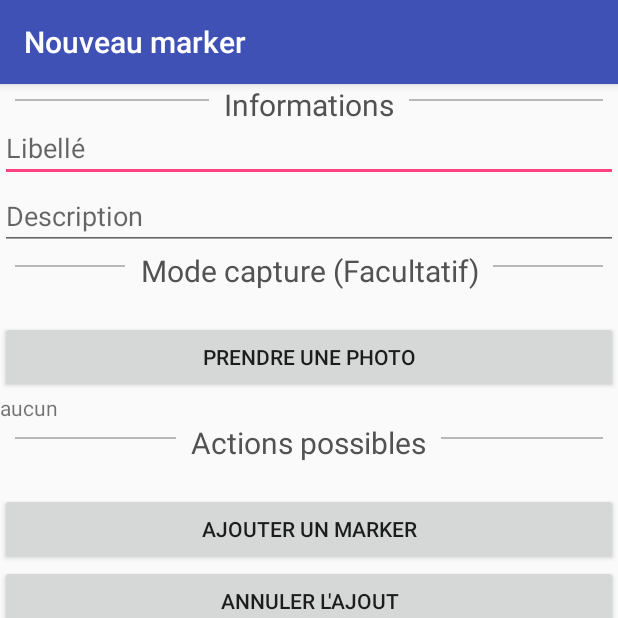
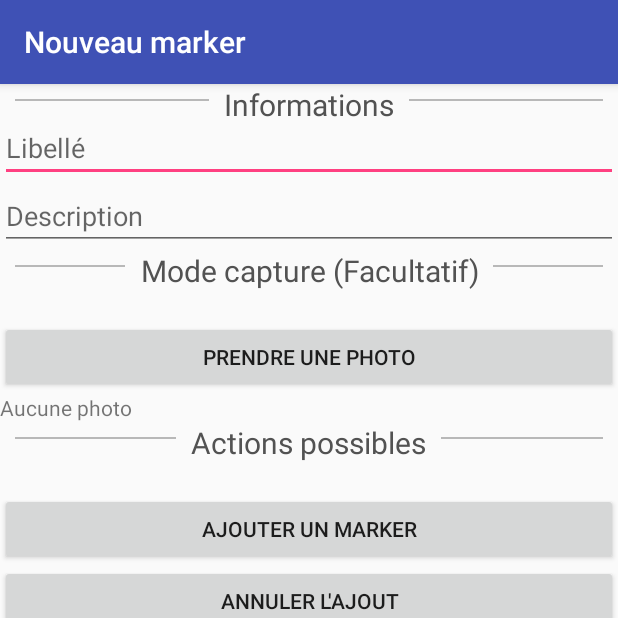
Before and after one commit to M2-iWOCS-Android/GMaps, an Android app: the AddMarkerActivity screen opened directly, with no data from a screen before it, on a phone screen of 412 x 824 dp, the top half of it. Run offline under Robolectric (Android 15) with nearby library versions, the phone set to English and light mode, and no system bars; 2 statements that could not run were skipped.

Commit message:
Utilisation de ressources pour les chaînes de caractères

```diff
--- a/app/src/main/res/layout/activity_add_marker.xml
+++ b/app/src/main/res/layout/activity_add_marker.xml
@@ -25,7 +25,7 @@
             android:layout_width="wrap_content"
             android:layout_height="wrap_content"
             android:gravity="center"
-            android:text="Informations"
+            android:text="@string/informations"
             android:textColor="#525252"
             android:textSize="20sp" />
 
@@ -50,13 +50,13 @@
         android:id="@+id/libelle_marker"
         android:layout_width="match_parent"
         android:layout_height="wrap_content"
-        android:hint="Libellé"/>
+        android:hint="@string/libelle"/>
 
     <EditText
         android:id="@+id/description_marker"
         android:layout_width="match_parent"
         android:layout_height="wrap_content"
-        android:hint="Description"/>
+        android:hint="@string/description"/>
 
         <LinearLayout
             android:layout_width="match_parent"
@@ -76,7 +76,7 @@
                 android:layout_width="wrap_content"
                 android:layout_height="wrap_content"
                 android:gravity="center"
-                android:text="Mode capture (Facultatif)"
+                android:text="@string/modeCapture"
                 android:textColor="#525252"
                 android:textSize="20sp" />
 
@@ -101,7 +101,7 @@
             <Button
                 android:layout_width="match_parent"
                 android:layout_height="wrap_content"
-                android:text="Prendre une photo"
+                android:text="@string/takePhoto"
                 android:onClick="takePhoto" />
 
             <TextView
@@ -109,7 +109,7 @@
                 android:layout_width="match_parent"
                 android:layout_height="wrap_content"
                 android:layout_gravity="center_horizontal"
-                android:text="aucun" />
+                android:text="@string/aucunePhoto" />
 
         </LinearLayout>
 
@@ -131,7 +131,7 @@
                 android:layout_width="wrap_content"
                 android:layout_height="wrap_content"
                 android:gravity="center"
-                android:text="Actions possibles"
+                android:text="@string/actionsPossibles"
                 android:textColor="#525252"
                 android:textSize="20sp" />
 
@@ -156,13 +156,13 @@
             <Button
                 android:layout_width="match_parent"
                 android:layout_height="wrap_content"
-                android:text="Ajouter un marker"
+                android:text="@string/addMarker"
                 android:onClick="addMarker" />
 
             <Button
                 android:layout_width="match_parent"
                 android:layout_height="wrap_content"
-                android:text="Annuler l'ajout"
+                android:text="@string/quitAdd"
                 android:onClick="quitAdd"/>
 
         </LinearLayout>
--- a/app/src/main/res/layout/activity_settings.xml
+++ b/app/src/main/res/layout/activity_settings.xml
@@ -24,7 +24,7 @@
                 android:layout_gravity="center_horizontal"
                 android:padding="9dp"
                 android:drawableLeft="@drawable/ic_restore_black_24dp"
-                android:text="Nettoyer la base de données"
+                android:text="@string/clearDB"
                 android:layout_marginTop="15dp"
                 android:background="#FFFFFF"
                 android:onClick="clearDB"
--- a/app/src/main/res/values/strings.xml
+++ b/app/src/main/res/values/strings.xml
@@ -5,4 +5,19 @@
     <string name="mapsTitle">Affichage de la map</string>
     <string name="settingsTitle">Paramètres</string>
     <string name="filterTitle">Filtrer les markers</string>
+    <string name="accesMap">Accéder à la map</string>
+    <string name="accesFilter">Filtrage des markers</string>
+    <string name="accesSettings">Paramètres</string>
+    <string name="quitApp">Quitter l\'application</string>
+    <string name="version">Version 1.0</string>
+    <string name="informations">Informations</string>
+    <string name="libelle">Libellé</string>
+    <string name="description">Description</string>
+    <string name="modeCapture">Mode capture (Facultatif)</string>
+    <string name="takePhoto">Prendre une photo</string>
+    <string name="aucunePhoto">Aucune photo</string>
+    <string name="actionsPossibles">Actions possibles</string>
+    <string name="addMarker">Ajouter un marker</string>
+    <string name="quitAdd">Annuler l\'ajout</string>
+    <string name="clearDB">Nettoyer la base de données</string>
 </resources>
```
Also changed, not shown: app/src/main/res/layout/activity_home.xml (+5 -5 lines).
